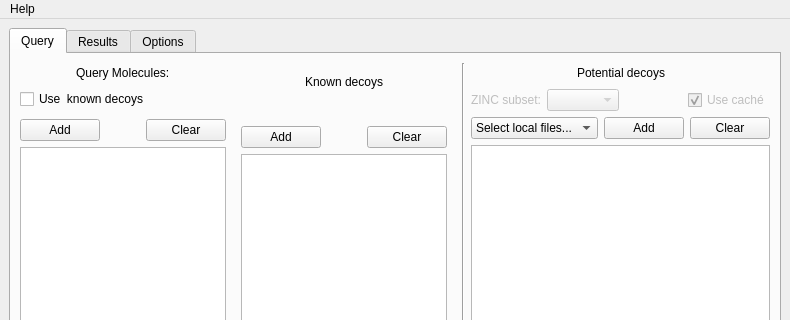
Qt form MainWindow.ui (URV-cheminformatics/DecoyFinder) before a commit; both pictures show x 0 to 790 and y 0 to 320 of the 790 by 497 pixel window.
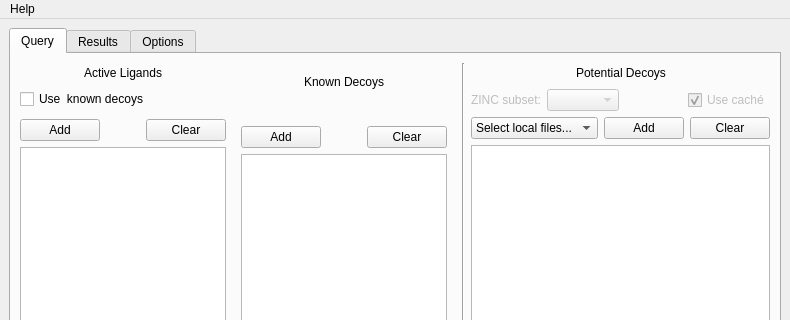
The same form after that commit.

Commit message: add X11 icon theme support

Diff of the .ui file:
```diff
--- a/MainWindow.ui
+++ b/MainWindow.ui
@@ -50,7 +50,7 @@
               <item>
                <widget class="QLabel" name="label">
                 <property name="text">
-                 <string>Query Molecules:</string>
+                 <string>Active Ligands</string>
                 </property>
                </widget>
               </item>
@@ -162,7 +162,7 @@
                <item>
                 <widget class="QLabel" name="label_3">
                  <property name="text">
-                  <string>Known decoys</string>
+                  <string>Known Decoys</string>
                  </property>
                 </widget>
                </item>
@@ -290,7 +290,7 @@
               <item>
                <widget class="QLabel" name="label_2">
                 <property name="text">
-                 <string>Potential decoys</string>
+                 <string>Potential Decoys</string>
                 </property>
                </widget>
               </item>
```
Left out of the diff: 14 changed lines with no effect on the pictures. The commit also changes 2 other files.
